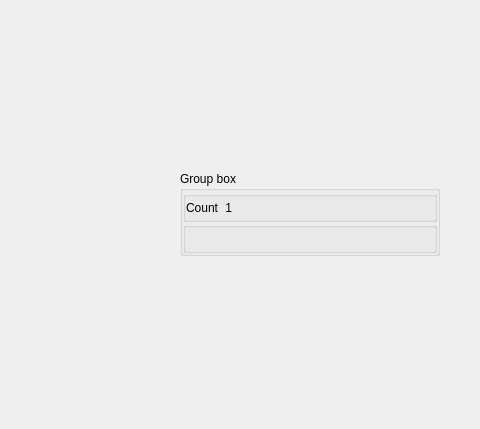
Qt form opensyde_tool/src/system_views/dashboards/properties/C_SyvDaPeUpdateModeNodeHeader.ui (openSYDE/openSYDE) before a commit; both pictures show x 551 to 1031 and y 0 to 429 of the 1031 by 429 pixel window.
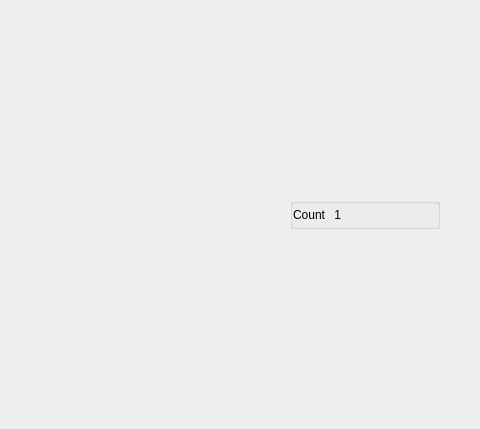
The same form after that commit. Custom widgets are drawn as their Qt base class.

Diff of the .ui file:
```diff
--- a/opensyde_tool/src/system_views/dashboards/properties/C_SyvDaPeUpdateModeNodeHeader.ui
+++ b/opensyde_tool/src/system_views/dashboards/properties/C_SyvDaPeUpdateModeNodeHeader.ui
@@ -133,25 +133,6 @@
          </property>
         </spacer>
        </item>
-       <item>
-        <widget class="stw_opensyde_gui_elements::C_OgeLabSvgOnly" name="pc_LabelListError">
-         <property name="minimumSize">
-          <size>
-           <width>24</width>
-           <height>24</height>
-          </size>
-         </property>
-         <property name="maximumSize">
-          <size>
-           <width>24</width>
-           <height>24</height>
-          </size>
-         </property>
-         <property name="text">
-          <string/>
-         </property>
-        </widget>
-       </item>
        <item>
         <spacer name="horizontalSpacer_3">
          <property name="orientation">
@@ -301,49 +282,6 @@
           </spacer>
          </item>
          <item>
-          <widget class="stw_opensyde_gui_elements::C_OgeGbxTransparent" name="pc_GroupBoxCount">
-           <property name="minimumSize">
-            <size>
-             <width>260</width>
-             <height>0</height>
-            </size>
-           </property>
-           <property name="maximumSize">
-            <size>
-             <width>260</width>
-             <height>16777215</height>
-            </size>
-           </property>
-           <property name="title">
-            <string>Group box</string>
-           </property>
-           <layout class="QHBoxLayout" name="horizontalLayout_7" stretch="1">
-            <property name="spacing">
-             <number>0</number>
-            </property>
-            <property name="leftMargin">
-             <number>0</number>
-            </property>
-            <property name="topMargin">
-             <number>0</number>
-            </property>
-            <property name="rightMargin">
-             <number>0</number>
-            </property>
-            <property name="bottomMargin">
-             <number>0</number>
-            </property>
-            <item>
-             <layout class="QVBoxLayout" name="verticalLayout_3" stretch="1,0">
-              <property name="spacing">
-               <number>0</number>
-              </property>
-              <item>
-               <layout class="QHBoxLayout" name="horizontalLayout" stretch="0">
-                <property name="spacing">
-                 <number>0</number>
-                </property>
-                <item>
                  <widget class="stw_opensyde_gui_elements::C_OgeGbxTransparent" name="groupBox">
                   <property name="minimumSize">
                    <size>
@@ -392,73 +330,16 @@
                      <property name="orientation">
                       <enum>Qt::Horizontal</enum>
                      </property>
-                     <property name="sizeHint" stdset="0">
-                      <size>
-                       <width>1</width>
-                       <height>20</height>
-                      </size>
-                     </property>
-                    </spacer>
-                   </item>
-                  </layout>
-                 </widget>
-                </item>
-               </layout>
-              </item>
-              <item>
-               <widget class="stw_opensyde_gui_elements::C_OgeGbxTransparent" name="pc_GroupBoxUsage">
-                <property name="title">
-                 <string/>
-                </property>
-                <layout class="QHBoxLayout" name="horizontalLayout_9" stretch="1,0">
-                 <property name="spacing">
-                  <number>0</number>
-                 </property>
-                 <property name="leftMargin">
-                  <number>0</number>
-                 </property>
-                 <property name="topMargin">
-                  <number>0</number>
-                 </property>
-                 <property name="rightMargin">
-                  <number>0</number>
-                 </property>
-                 <property name="bottomMargin">
-                  <number>0</number>
-                 </property>
-                 <item>
-                  <widget class="stw_opensyde_gui::C_SdNdeDataPoolListHeaderUsageWidget" name="pc_UsageWidget" native="true">
-                   <property name="minimumSize">
-                    <size>
-                     <width>0</width>
-                     <height>5</height>
-                    </size>
-                   </property>
-                   <property name="maximumSize">
-                    <size>
-                     <width>16777215</width>
-                     <height>5</height>
-                    </size>
-                   </property>
-                  </widget>
-                 </item>
-                 <item>
-                  <spacer name="horizontalSpacer_19">
-                   <property name="orientation">
-                    <enum>Qt::Horizontal</enum>
-                   </property>
+              <property name="sizeType">
+               <enum>QSizePolicy::Fixed</enum>
+              </property>
                    <property name="sizeHint" stdset="0">
                     <size>
-                     <width>55</width>
+                <width>96</width>
                      <height>20</height>
                     </size>
                    </property>
                   </spacer>
-                 </item>
-                </layout>
-               </widget>
-              </item>
-             </layout>
             </item>
            </layout>
           </widget>
@@ -511,11 +392,6 @@
   </layout>
  </widget>
  <customwidgets>
-  <customwidget>
-   <class>stw_opensyde_gui_elements::C_OgePubIconOnly</class>
-   <extends>QPushButton</extends>
-   <header>C_OgePubIconOnly.h</header>
-  </customwidget>
   <customwidget>
    <class>stw_opensyde_gui_elements::C_OgeGbxTransparent</class>
    <extends>QGroupBox</extends>
@@ -523,9 +399,9 @@
    <container>1</container>
   </customwidget>
   <customwidget>
-   <class>stw_opensyde_gui_elements::C_OgeLabSvgOnly</class>
-   <extends>QLabel</extends>
-   <header>C_OgeLabSvgOnly.h</header>
+   <class>stw_opensyde_gui_elements::C_OgePubIconOnly</class>
+   <extends>QPushButton</extends>
+   <header>C_OgePubIconOnly.h</header>
   </customwidget>
   <customwidget>
    <class>stw_opensyde_gui_elements::C_OgeLabListHeaderHeading</class>
@@ -537,12 +413,6 @@
    <extends>QLabel</extends>
    <header>C_OgeLabComListHeader.h</header>
   </customwidget>
-  <customwidget>
-   <class>stw_opensyde_gui::C_SdNdeDataPoolListHeaderUsageWidget</class>
-   <extends>QWidget</extends>
-   <header>C_SdNdeDataPoolListHeaderUsageWidget.h</header>
-   <container>1</container>
-  </customwidget>
  </customwidgets>
  <resources/>
  <connections/>
```
Lines whose indentation alone changed are shown as unchanged.
